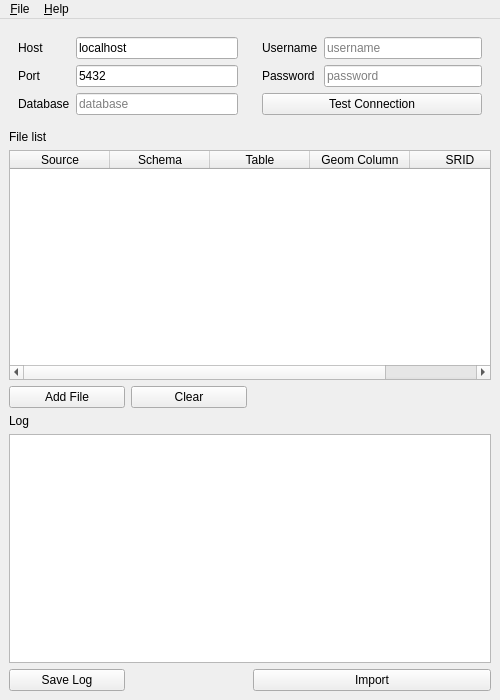
Above: mainwindow.ui from sembrex/shp2pgsql-gui-mac before the change. Below: the same form after it.
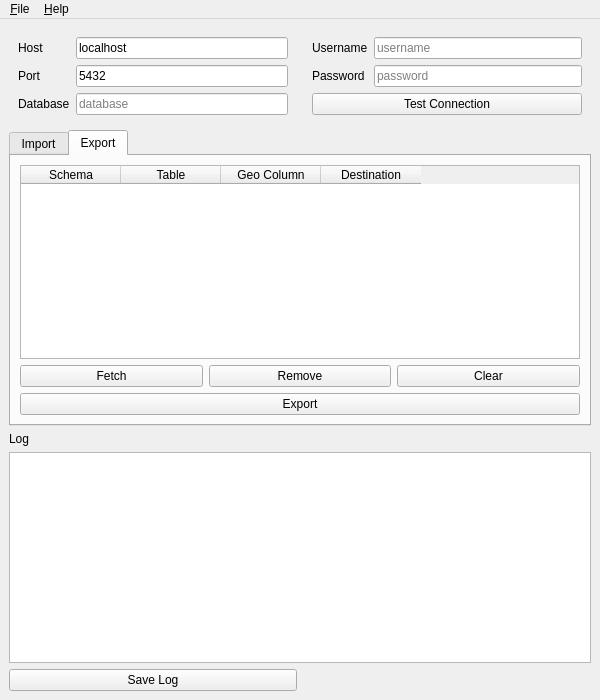
That is the form after the change. The open tabs and pages were chosen to show the change.

Commit message: add pgsql2shp feature

The edit to the form file:
```diff
--- a/mainwindow.ui
+++ b/mainwindow.ui
@@ -6,7 +6,7 @@
    <rect>
     <x>0</x>
     <y>0</y>
-    <width>500</width>
+    <width>600</width>
     <height>700</height>
    </rect>
   </property>
@@ -14,116 +14,29 @@
    <string>Shp2PgsqlGUI</string>
   </property>
   <widget class="QWidget" name="centralwidget">
-   <layout class="QGridLayout" name="gridLayout_4">
-    <item row="2" column="0" colspan="4">
-     <widget class="QTableWidget" name="tbl_file">
-      <column>
-       <property name="text">
-        <string>Source</string>
-       </property>
-      </column>
-      <column>
-       <property name="text">
-        <string>Schema</string>
-       </property>
-      </column>
-      <column>
-       <property name="text">
-        <string>Table</string>
-       </property>
-      </column>
-      <column>
-       <property name="text">
-        <string>Geom Column</string>
-       </property>
-      </column>
-      <column>
-       <property name="text">
-        <string>SRID</string>
-       </property>
-      </column>
-     </widget>
-    </item>
-    <item row="4" column="0">
-     <widget class="QLabel" name="lbl_log">
-      <property name="text">
-       <string>Log</string>
-      </property>
-     </widget>
-    </item>
-    <item row="5" column="0" colspan="4">
+   <layout class="QGridLayout" name="gridLayout">
+    <item row="3" column="0" colspan="2">
      <widget class="QPlainTextEdit" name="txt_log">
       <property name="readOnly">
        <bool>true</bool>
       </property>
      </widget>
     </item>
-    <item row="3" column="0">
-     <widget class="QPushButton" name="btn_add">
+    <item row="2" column="0">
+     <widget class="QLabel" name="lbl_log">
       <property name="text">
-       <string>Add File</string>
+       <string>Log</string>
       </property>
      </widget>
     </item>
-    <item row="1" column="0">
-     <widget class="QLabel" name="lbl_file_list">
+    <item row="5" column="0">
+     <widget class="QPushButton" name="btn_save_log">
       <property name="text">
-       <string>File list</string>
+       <string>Save Log</string>
       </property>
      </widget>
     </item>
-    <item row="3" column="1">
-     <widget class="QPushButton" name="btn_clear">
-      <property name="text">
-       <string>Clear</string>
-      </property>
-     </widget>
-    </item>
-    <item row="0" column="2" colspan="2">
-     <widget class="QWidget" name="widget_tr" native="true">
-      <layout class="QGridLayout" name="gridLayout_2">
-       <item row="0" column="0">
-        <widget class="QLabel" name="lbl_user">
-         <property name="text">
-          <string>Username</string>
-         </property>
-        </widget>
-       </item>
-       <item row="0" column="1">
-        <widget class="QLineEdit" name="fld_user">
-         <property name="placeholderText">
-          <string>username</string>
-         </property>
-        </widget>
-       </item>
-       <item row="1" column="0">
-        <widget class="QLabel" name="lbl_password">
-         <property name="text">
-          <string>Password</string>
-         </property>
-        </widget>
-       </item>
-       <item row="1" column="1">
-        <widget class="QLineEdit" name="fld_password">
-         <property name="echoMode">
-          <enum>QLineEdit::Password</enum>
-         </property>
-         <property name="placeholderText">
-          <string>password</string>
-         </property>
-        </widget>
-       </item>
-       <item row="2" column="0" colspan="2">
-        <widget class="QPushButton" name="btn_test">
-         <property name="text">
-          <string>Test Connection</string>
-         </property>
-        </widget>
-       </item>
-      </layout>
-     </widget>
-    </item>
-    <item row="0" column="0" colspan="2">
+    <item row="0" column="0">
      <widget class="QWidget" name="widget_tl" native="true">
       <layout class="QGridLayout" name="gridLayout_3">
        <item row="0" column="0">
@@ -177,18 +90,181 @@
       </layout>
      </widget>
     </item>
-    <item row="6" column="2" colspan="2">
-     <widget class="QPushButton" name="btn_import">
-      <property name="text">
-       <string>Import</string>
-      </property>
+    <item row="0" column="1">
+     <widget class="QWidget" name="widget_tr" native="true">
+      <layout class="QGridLayout" name="gridLayout_2">
+       <item row="0" column="0">
+        <widget class="QLabel" name="lbl_user">
+         <property name="text">
+          <string>Username</string>
+         </property>
+        </widget>
+       </item>
+       <item row="0" column="1">
+        <widget class="QLineEdit" name="fld_user">
+         <property name="placeholderText">
+          <string>username</string>
+         </property>
+        </widget>
+       </item>
+       <item row="1" column="0">
+        <widget class="QLabel" name="lbl_password">
+         <property name="text">
+          <string>Password</string>
+         </property>
+        </widget>
+       </item>
+       <item row="1" column="1">
+        <widget class="QLineEdit" name="fld_password">
+         <property name="echoMode">
+          <enum>QLineEdit::Password</enum>
+         </property>
+         <property name="placeholderText">
+          <string>password</string>
+         </property>
+        </widget>
+       </item>
+       <item row="2" column="0" colspan="2">
+        <widget class="QPushButton" name="btn_test">
+         <property name="text">
+          <string>Test Connection</string>
+         </property>
+        </widget>
+       </item>
+      </layout>
      </widget>
     </item>
-    <item row="6" column="0">
-     <widget class="QPushButton" name="btn_save_log">
-      <property name="text">
-       <string>Save Log</string>
+    <item row="1" column="0" colspan="2">
+     <widget class="QTabWidget" name="tabWidget">
+      <property name="currentIndex">
+       <number>0</number>
       </property>
+      <widget class="QWidget" name="tab">
+       <attribute name="title">
+        <string>Import</string>
+       </attribute>
+       <layout class="QGridLayout" name="gridLayout_4">
+        <item row="1" column="2">
+         <widget class="QPushButton" name="btn_clear">
+          <property name="text">
+           <string>Clear</string>
+          </property>
+         </widget>
+        </item>
+        <item row="1" column="1">
+         <widget class="QPushButton" name="btn_remove">
+          <property name="text">
+           <string>Remove</string>
+          </property>
+         </widget>
+        </item>
+        <item row="1" column="0">
+         <widget class="QPushButton" name="btn_add">
+          <property name="text">
+           <string>Add File</string>
+          </property>
+         </widget>
+        </item>
+        <item row="0" column="0" colspan="3">
+         <widget class="QTableWidget" name="tbl_file">
+          <column>
+           <property name="text">
+            <string>Shapefile</string>
+           </property>
+          </column>
+          <column>
+           <property name="text">
+            <string>Schema</string>
+           </property>
+          </column>
+          <column>
+           <property name="text">
+            <string>Table</string>
+           </property>
+          </column>
+          <column>
+           <property name="text">
+            <string>Geo Column</string>
+           </property>
+          </column>
+          <column>
+           <property name="text">
+            <string>SRID</string>
+           </property>
+          </column>
+         </widget>
+        </item>
+        <item row="2" column="0" colspan="3">
+         <widget class="QPushButton" name="btn_import">
+          <property name="text">
+           <string>Import</string>
+          </property>
+         </widget>
+        </item>
+       </layout>
+      </widget>
+      <widget class="QWidget" name="tab_2">
+       <attribute name="title">
+        <string>Export</string>
+       </attribute>
+       <layout class="QGridLayout" name="gridLayout_5">
+        <item row="1" column="0">
+         <widget class="QPushButton" name="btn_fetch">
+          <property name="text">
+           <string>Fetch</string>
+          </property>
+         </widget>
+        </item>
+        <item row="1" column="2">
+         <widget class="QPushButton" name="btn_clear2">
+          <property name="text">
+           <string>Clear</string>
+          </property>
+         </widget>
+        </item>
+        <item row="0" column="0" colspan="3">
+         <widget class="QTableWidget" name="tbl_table">
+          <property name="editTriggers">
+           <set>QAbstractItemView::NoEditTriggers</set>
+          </property>
+          <column>
+           <property name="text">
+            <string>Schema</string>
+           </property>
+          </column>
+          <column>
+           <property name="text">
+            <string>Table</string>
+           </property>
+          </column>
+          <column>
+           <property name="text">
+            <string>Geo Column</string>
+           </property>
+          </column>
+          <column>
+           <property name="text">
+            <string>Destination</string>
+           </property>
+          </column>
+         </widget>
+        </item>
+        <item row="1" column="1">
+         <widget class="QPushButton" name="btn_remove2">
+          <property name="text">
+           <string>Remove</string>
+          </property>
+         </widget>
+        </item>
+        <item row="2" column="0" colspan="3">
+         <widget class="QPushButton" name="btn_export">
+          <property name="text">
+           <string>Export</string>
+          </property>
+         </widget>
+        </item>
+       </layout>
+      </widget>
      </widget>
     </item>
    </layout>
@@ -198,7 +274,7 @@
     <rect>
      <x>0</x>
      <y>0</y>
-     <width>500</width>
+     <width>600</width>
      <height>22</height>
     </rect>
    </property>
```
Left out of the diff: 11 changed lines with no effect on the pictures. The commit also changes 2 other files.
